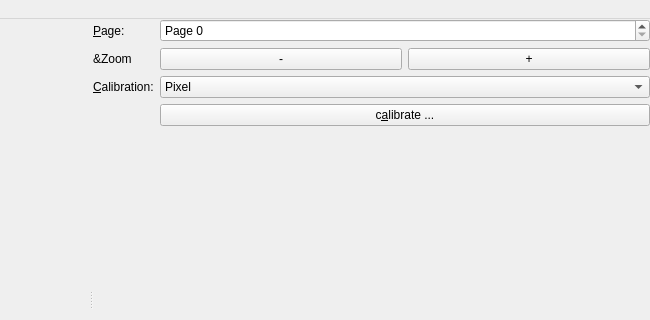
First picture: the form in mainwindow.ui, repository pasbi/vpdf, before the edit; both pictures show x 150 to 800 and y 0 to 320 of the 800 by 600 pixel window.
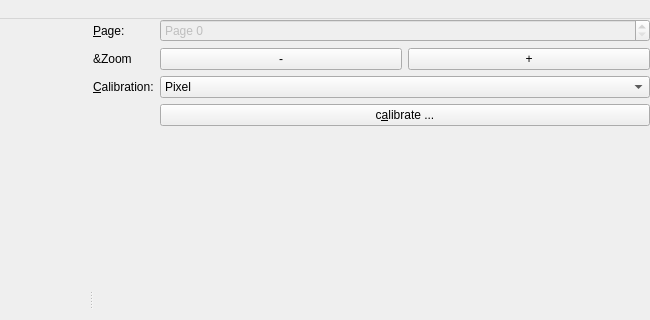
Second picture: the form after the edit. Custom widgets are drawn as their Qt base class.

Diff of the .ui file:
```diff
--- a/mainwindow.ui
+++ b/mainwindow.ui
@@ -47,6 +47,9 @@
         </item>
         <item row="0" column="1">
          <widget class="QSpinBox" name="sp_page">
+          <property name="enabled">
+           <bool>false</bool>
+          </property>
           <property name="prefix">
            <string>Page </string>
           </property>
```
Left out of the diff: 9 changed lines with no effect on the pictures.
